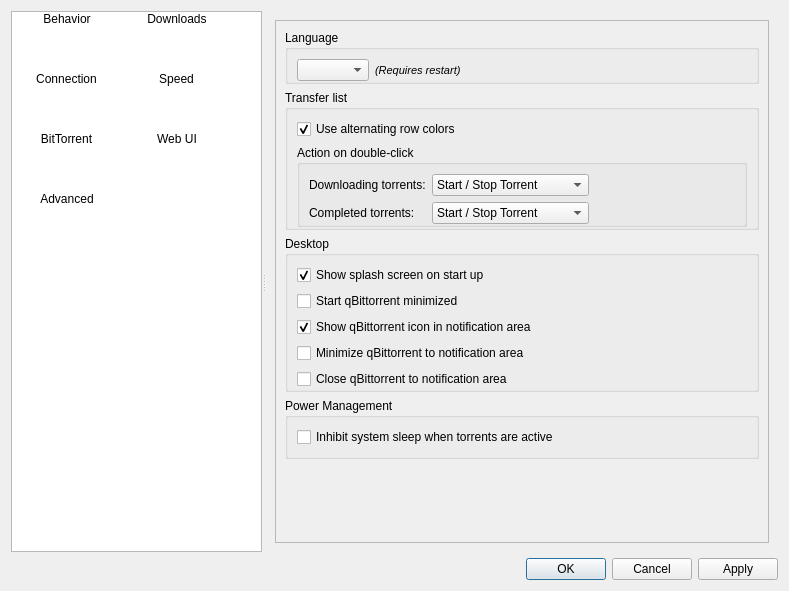
Before: the Qt Designer form src/preferences/options.ui in SysAdminDoc/qBittorrent-Vanced, drawn with Qt 5.
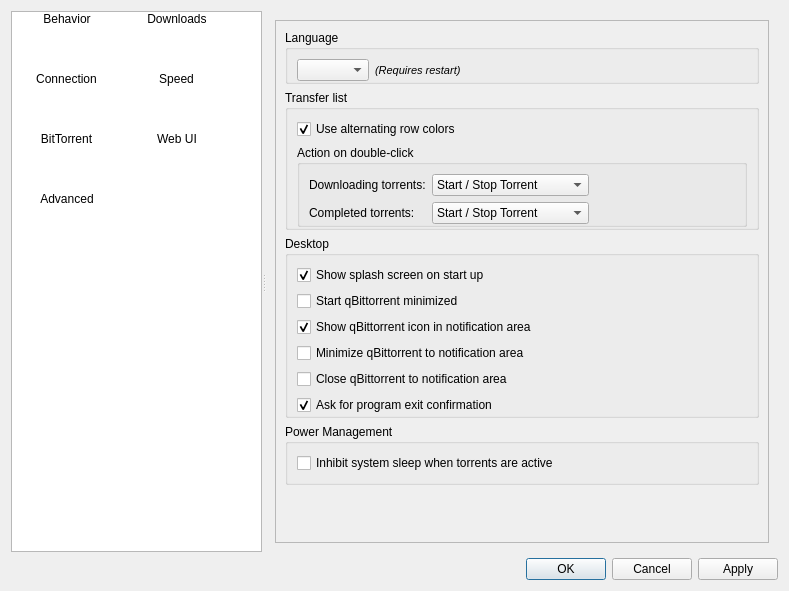
After: the same form once the commit is applied. Icons and pictures are not drawn.

Commit message: FEATURE: Added option to disable program exit confirmation

```diff
--- a/src/preferences/options.ui
+++ b/src/preferences/options.ui
@@ -172,7 +172,7 @@
              <x>0</x>
              <y>0</y>
              <width>499</width>
-             <height>459</height>
+             <height>487</height>
             </rect>
            </property>
            <layout class="QVBoxLayout" name="verticalLayout_9">
@@ -407,6 +407,16 @@
                  </property>
                 </widget>
                </item>
+               <item>
+                <widget class="QCheckBox" name="checkProgramExitConfirm">
+                 <property name="text">
+                  <string>Ask for program exit confirmation</string>
+                 </property>
+                 <property name="checked">
+                  <bool>true</bool>
+                 </property>
+                </widget>
+               </item>
               </layout>
              </widget>
             </item>
```
The commit also changes 35 other files.
